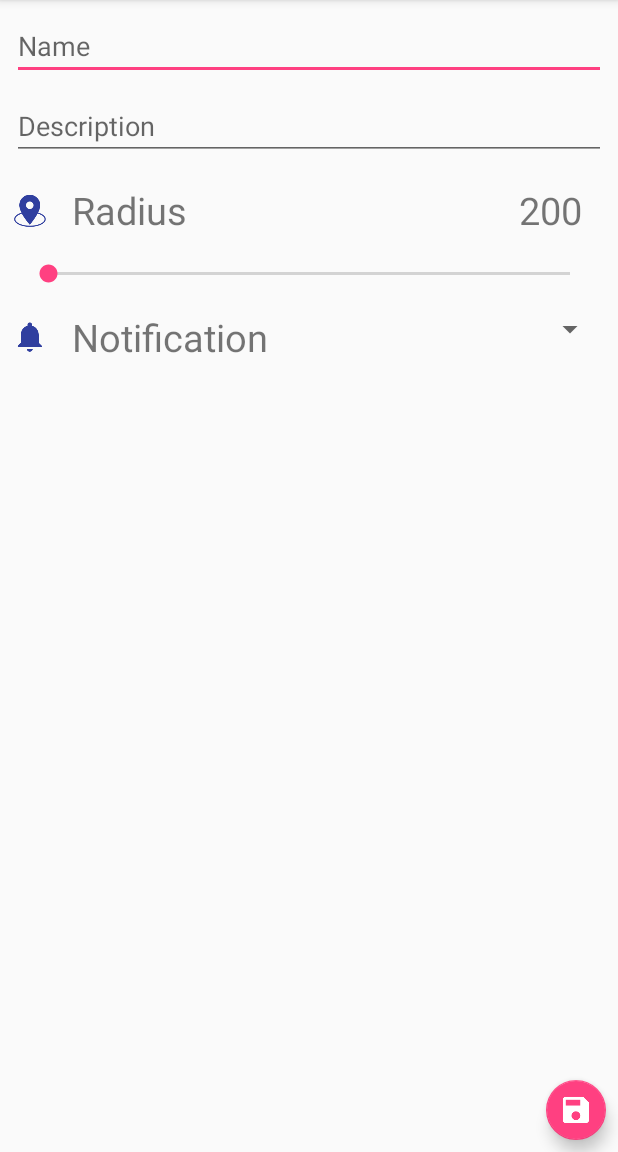
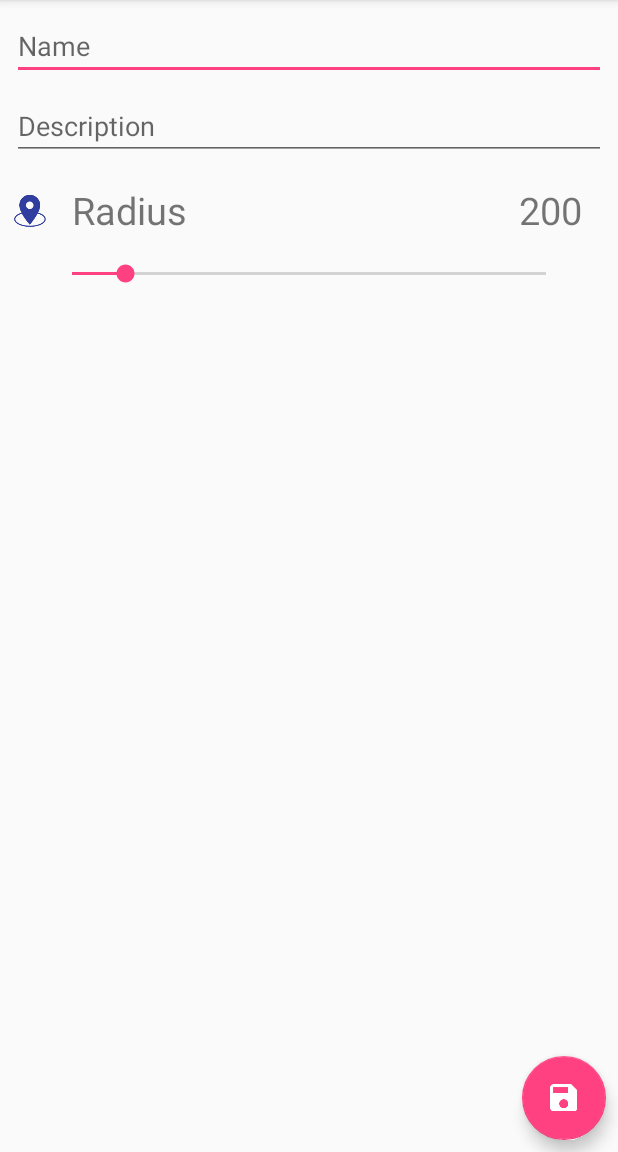
Before and after one commit to Codename26/GeofenceApplication, an Android app: the TaskEditActivity screen opened directly, with no data from a screen before it, on a phone screen of 412 x 824 dp, the part 84-1236 px from its top. Run offline under Robolectric (Android 15) with nearby library versions, the phone set to English and light mode, and no system bars; 3 statements that could not run were skipped.

```diff
--- a/app/src/main/java/com/codename26/geofenceapplication/DataBaseHelper.java
+++ b/app/src/main/java/com/codename26/geofenceapplication/DataBaseHelper.java
@@ -23,7 +23,7 @@ public class DataBaseHelper extends SQLiteOpenHelper {
                 + com.codename26.geofenceapplication.GeoTask.COLUMN_TASK_LATITUDE + " REAL NOT NULL,"
                 + com.codename26.geofenceapplication.GeoTask.COLUMN_TASK_LONGITUDE + " REAL NOT NULL);");
 
-        fillDB(sqLiteDatabase);
+      //  fillDB(sqLiteDatabase);
 
     }
 
--- a/app/src/main/java/com/codename26/geofenceapplication/PlaceholderFragment.java
+++ b/app/src/main/java/com/codename26/geofenceapplication/PlaceholderFragment.java
@@ -75,7 +75,7 @@ public class PlaceholderFragment extends Fragment {
         Intent geofencingService = new Intent(activity, GeofencingService.class);
         geofencingService.setAction(String.valueOf(Math.random()));
         geofencingService.putExtra(GeofencingService.EXTRA_ACTION, GeofencingService.Action.ADD);
-        geofencingService.putExtra(GeofencingService.EXTRA_GEOFENCE, myGeofence);
+        geofencingService.putExtra(GeofencingService.EXTRA_GEOTASK, myGeofence);
 
         activity.startService(geofencingService);
 
--- a/app/src/main/java/com/codename26/geofenceapplication/TaskEditActivity.java
+++ b/app/src/main/java/com/codename26/geofenceapplication/TaskEditActivity.java
@@ -4,8 +4,10 @@ import android.content.Intent;
 import android.support.design.widget.FloatingActionButton;
 import android.support.v7.app.AppCompatActivity;
 import android.os.Bundle;
+import android.util.Log;
 import android.view.View;
 import android.widget.EditText;
+import android.widget.SeekBar;
 import android.widget.TextView;
 
 public class TaskEditActivity extends AppCompatActivity {
@@ -14,19 +16,20 @@ public class TaskEditActivity extends AppCompatActivity {
     private EditText mEditTextDesc;
     private TextView tvRadius;
     private FloatingActionButton fab;
+    private SeekBar seekBar;
 
     @Override
     protected void onCreate(Bundle savedInstanceState) {
         super.onCreate(savedInstanceState);
         setContentView(R.layout.activity_task_edit);
 
-        Intent intent = getIntent();
-        mGeoTask = (GeoTask) intent.getSerializableExtra(MainActivity.NEW_TASK);
-
         mEditTextName = (EditText) findViewById(R.id.editTextName);
         mEditTextDesc = (EditText) findViewById(R.id.editTextDesc);
         tvRadius = (TextView) findViewById(R.id.textViewRadius);
         fab = (FloatingActionButton) findViewById(R.id.floatingActionButton);
+        Intent intent = getIntent();
+        if (intent.hasExtra(MainActivity.NEW_TASK)) {
+            mGeoTask = (GeoTask) intent.getSerializableExtra(MainActivity.NEW_TASK);
             fab.setOnClickListener(new View.OnClickListener() {
                 @Override
                 public void onClick(View v) {
@@ -37,10 +40,26 @@ public class TaskEditActivity extends AppCompatActivity {
                     finish();
                 }
             });
-
-        inittextFields();
+        } else if (intent.hasExtra(MainActivity.EDIT_TASK)){
+            mGeoTask = (GeoTask) intent.getSerializableExtra(MainActivity.EDIT_TASK);
+            Log.d("EDIT_TASK", String.valueOf(mGeoTask.getTaskId()));
+            fab.setOnClickListener(new View.OnClickListener() {
+                @Override
+                public void onClick(View v) {
+                    saveData();
+                    Intent intent = new Intent(TaskEditActivity.this, MainActivity.class);
+                    intent.putExtra(MainActivity.RETURNED_TASK, mGeoTask);
+                    setResult(RESULT_OK, intent);
+                    finish();
+                }
+            });
+        }
+        initTextFields();
+        initSeekBar();
 
     }
+
+
 
     private void saveData() {
         mGeoTask.setTaskName(String.valueOf(mEditTextName.getText()));
@@ -48,7 +67,7 @@ public class TaskEditActivity extends AppCompatActivity {
         mGeoTask.setTaskRadius(Float.parseFloat(String.valueOf(tvRadius.getText())));
     }
 
-    private void inittextFields() {
+    private void initTextFields() {
         if (mGeoTask.getTaskName().length() > 0){
             mEditTextName.setText(mGeoTask.getTaskName());
         }
@@ -59,4 +78,27 @@ public class TaskEditActivity extends AppCompatActivity {
             tvRadius.setText(String.valueOf(mGeoTask.getTaskRadius()));
         }
     }
+
+    private void initSeekBar() {
+        seekBar = (SeekBar) findViewById(R.id.seekBar);
+        float radius = Float.parseFloat(String.valueOf(tvRadius.getText()));
+        seekBar.setProgress(Math.round(radius));
+        seekBar.setOnSeekBarChangeListener(new SeekBar.OnSeekBarChangeListener() {
+            @Override
+            public void onProgressChanged(SeekBar seekBar, int progress, boolean fromUser) {
+
+                    tvRadius.setText(String.valueOf(seekBar.getProgress() + 200));
             }
+
+            @Override
+            public void onStartTrackingTouch(SeekBar seekBar) {
+
+            }
+
+            @Override
+            public void onStopTrackingTouch(SeekBar seekBar) {
+
+            }
+        });
+    }
+}
--- a/app/src/main/res/layout/activity_task_edit.xml
+++ b/app/src/main/res/layout/activity_task_edit.xml
@@ -88,63 +88,27 @@
         android:layout_height="wrap_content"
         android:layout_marginTop="16dp"
         app:layout_constraintTop_toBottomOf="@+id/linearLayout"
-        android:layout_marginRight="16dp"
+        android:layout_marginRight="32dp"
         app:layout_constraintRight_toRightOf="parent"
-        android:layout_marginLeft="16dp"
+        android:layout_marginLeft="32dp"
         app:layout_constraintLeft_toLeftOf="parent"
-        android:layout_marginStart="16dp"
-        android:layout_marginEnd="16dp"/>
-
-    <LinearLayout
-        android:layout_width="0dp"
-        android:layout_height="wrap_content"
-        android:layout_marginLeft="8dp"
-        android:layout_marginRight="8dp"
-        android:orientation="horizontal"
-        app:layout_constraintLeft_toLeftOf="parent"
-        app:layout_constraintRight_toRightOf="parent"
-        app:layout_constraintHorizontal_bias="0.0"
-        android:layout_marginTop="16dp"
-        app:layout_constraintTop_toBottomOf="@+id/seekBar"
-        android:layout_marginStart="8dp"
-        android:layout_marginEnd="8dp">
-
-        <ImageView
-            android:id="@+id/imageViewNotification"
-            android:layout_width="wrap_content"
-            android:layout_height="wrap_content"
-            android:layout_gravity="center_vertical"
-            app:srcCompat="@drawable/ic_action_notifications"
-/>
-
-        <TextView
-            android:id="@+id/textView2"
-            android:layout_width="0dp"
-            android:layout_height="wrap_content"
-            android:layout_weight="1"
-            android:textSize="@dimen/text_size_radius"
-            android:text="Notification"
-            android:layout_marginLeft="16dp"/>
-
-        <Spinner
-            android:id="@+id/spinner"
-            android:layout_width="0dp"
-            android:layout_height="wrap_content"
-            android:layout_weight="1"/>
-    </LinearLayout>
+        android:layout_marginStart="32dp"
+        android:layout_marginEnd="32dp"
+        android:max="1800"
+        android:progress="0"/>
 
     <android.support.design.widget.FloatingActionButton
         android:id="@+id/floatingActionButton"
         android:layout_width="wrap_content"
         android:layout_height="wrap_content"
+        android:layout_marginBottom="8dp"
+        android:layout_marginEnd="8dp"
+        android:layout_marginRight="8dp"
         android:clickable="true"
-        app:fabSize="mini"
-        app:srcCompat="@drawable/ic_save"
+        android:src="@drawable/ic_action_save"
         app:layout_constraintBottom_toBottomOf="parent"
-        android:layout_marginBottom="8dp"
-        android:layout_marginRight="8dp"
-        app:layout_constraintRight_toRightOf="parent"
-        android:layout_marginEnd="8dp"/>
+        app:layout_constraintRight_toRightOf="parent"/>
+
 
 
 </android.support.constraint.ConstraintLayout>
```
Also changed, not shown: app/src/main/java/com/codename26/geofenceapplication/GeofencingService.java (+6 -4 lines), app/src/main/java/com/codename26/geofenceapplication/MainActivity.java (+14 -30 lines), app/src/main/java/com/codename26/geofenceapplication/MapFragment.java (+49 -68 lines), app/src/main/res/menu/main.xml (added, +19 -0 lines). Lines whose indentation alone changed are shown as unchanged.
